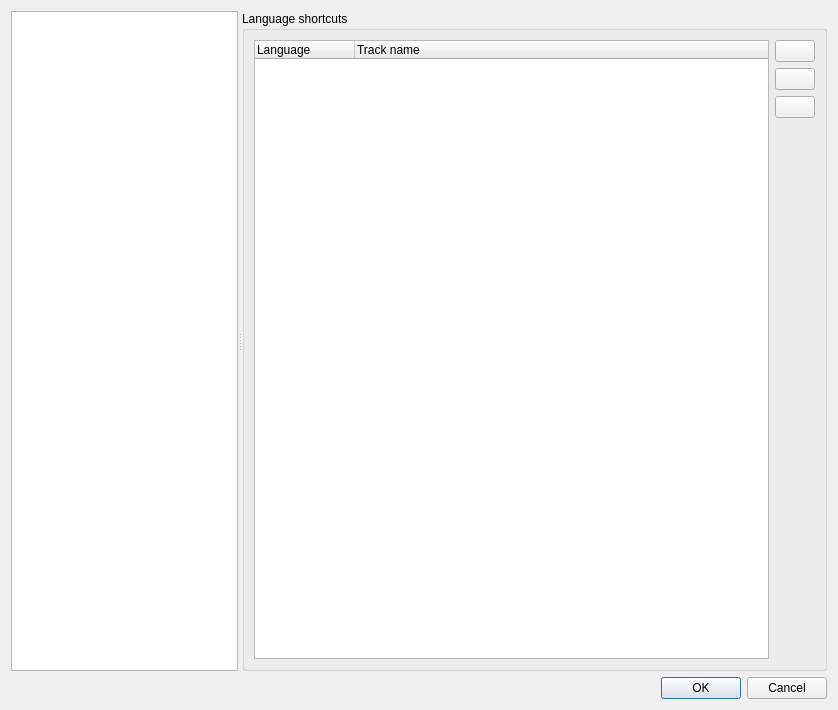
This is src/mkvtoolnix-gui/forms/main_window/preferences_dialog.ui in jpsdr/MKVToolnix-Windows-7 as Qt 5 draws it before an edit. The edited form follows.
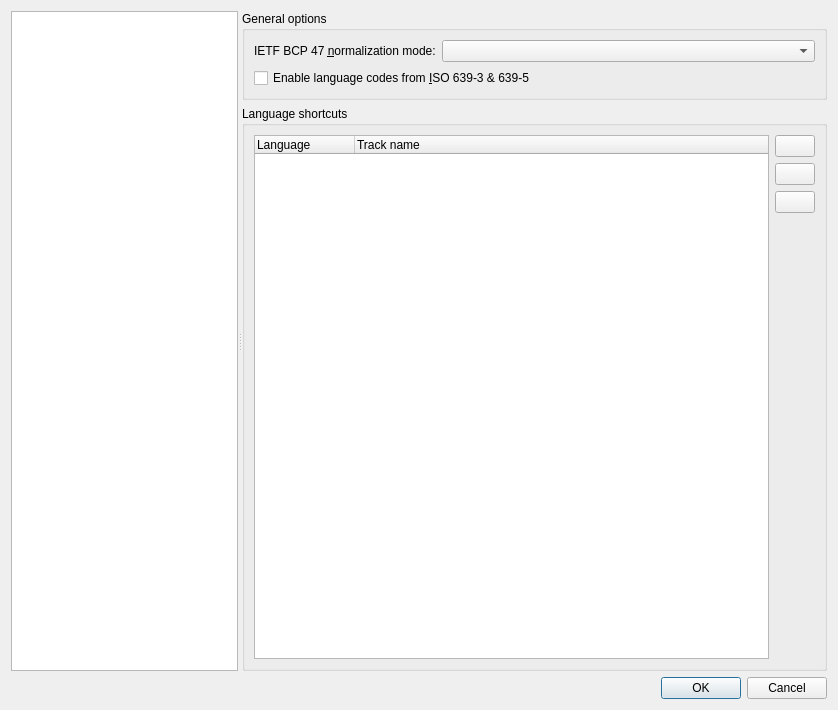
This is the edited form. The open tabs and pages were chosen to show the change. Icons and pictures are not drawn. Custom widgets are drawn as their Qt base class.

```diff
--- a/src/mkvtoolnix-gui/forms/main_window/preferences_dialog.ui
+++ b/src/mkvtoolnix-gui/forms/main_window/preferences_dialog.ui
@@ -328,13 +328,6 @@
               </property>
              </widget>
             </item>
-            <item>
-             <widget class="QCheckBox" name="cbUseISO639_3Languages">
-              <property name="text">
-               <string>Enable language codes from &amp;ISO 639-3 &amp;&amp; 639-5</string>
-              </property>
-             </widget>
-            </item>
             <item>
              <widget class="QCheckBox" name="cbOftenUsedLanguagesOnly">
               <property name="text">
@@ -390,8 +383,8 @@
         </item>
        </layout>
       </widget>
-      <widget class="QWidget" name="pGuiLanguageShortcuts">
-       <layout class="QVBoxLayout" name="verticalLayout_49">
+      <widget class="QWidget" name="pGuiLanguages">
+       <layout class="QVBoxLayout" name="verticalLayout_52">
         <property name="leftMargin">
          <number>0</number>
         </property>
@@ -404,6 +397,46 @@
         <property name="bottomMargin">
          <number>0</number>
         </property>
+        <item>
+         <widget class="QGroupBox" name="groupBox_27">
+          <property name="title">
+           <string>General options</string>
+          </property>
+          <layout class="QVBoxLayout" name="verticalLayout_49">
+           <item>
+            <layout class="QGridLayout" name="gridLayout_11">
+             <item row="0" column="0">
+              <widget class="QLabel" name="label_11">
+               <property name="text">
+                <string>IETF BCP 47 &amp;normalization mode:</string>
+               </property>
+               <property name="buddy">
+                <cstring>cbGuiBCP47NormalizationMode</cstring>
+               </property>
+              </widget>
+             </item>
+             <item row="0" column="1">
+              <widget class="QComboBox" name="cbGuiBCP47NormalizationMode">
+               <property name="sizePolicy">
+                <sizepolicy hsizetype="Expanding" vsizetype="Fixed">
+                 <horstretch>0</horstretch>
+                 <verstretch>0</verstretch>
+                </sizepolicy>
+               </property>
+              </widget>
+             </item>
+            </layout>
+           </item>
+           <item>
+            <widget class="QCheckBox" name="cbUseISO639_3Languages">
+             <property name="text">
+              <string>Enable language codes from &amp;ISO 639-3 &amp;&amp; 639-5</string>
+             </property>
+            </widget>
+           </item>
+          </layout>
+         </widget>
+        </item>
         <item>
          <widget class="QGroupBox" name="groupBox_26">
           <property name="title">
```
